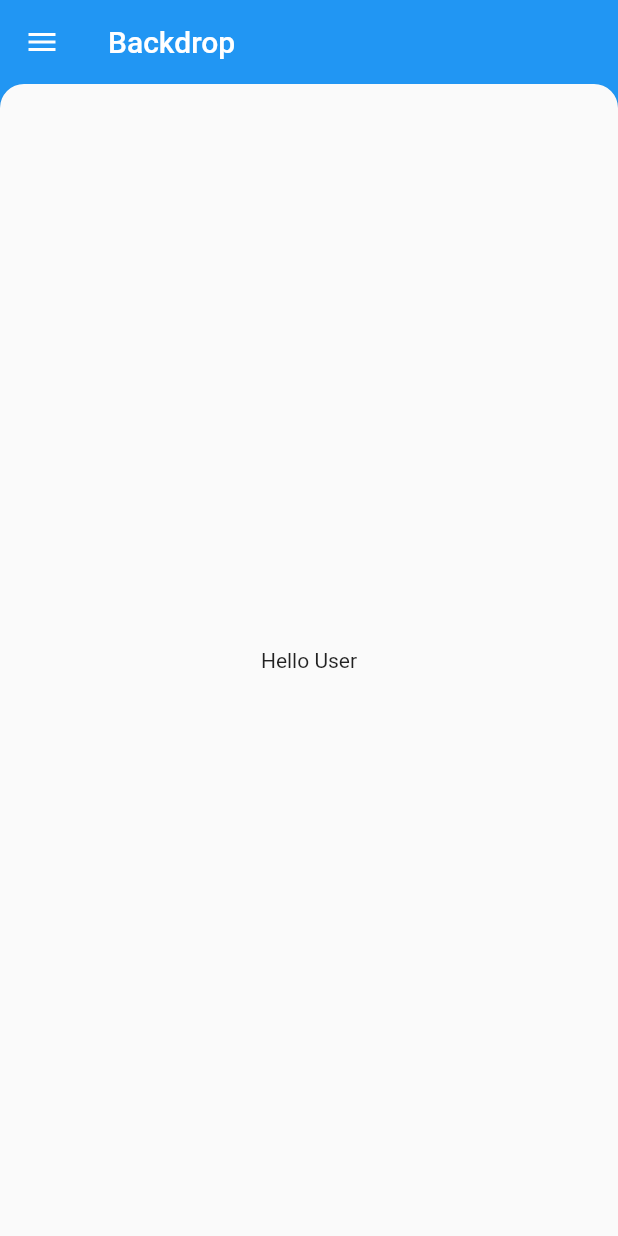
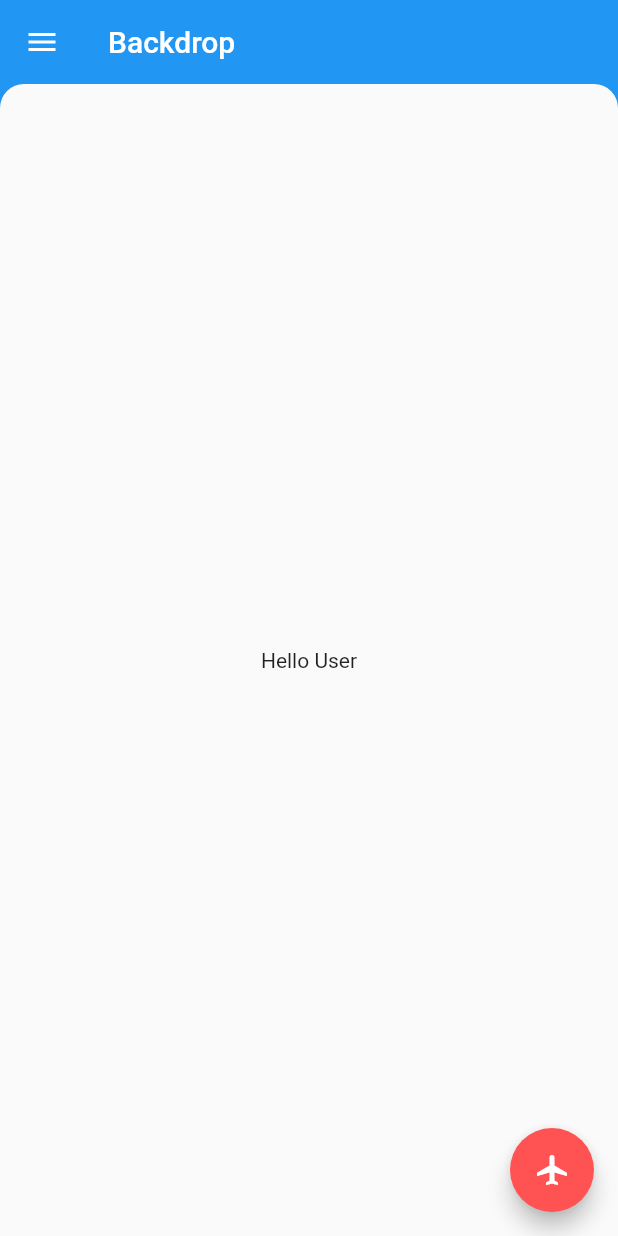
Before and after one commit to cyberianzed/-reinforce-flutter, a Flutter app: the screen it shows after launch, on a phone screen of 412 x 824 dp. Run offline on Flutter 3.47's test engine with Material 2 defaults, Android fonts, the light colour scheme and no system bars; drawn by our look-alikes of backdrop.

Commit message:
Backdrop scaffold in main

```diff
--- a/lib/main.dart
+++ b/lib/main.dart
@@ -1,29 +1,26 @@
 import 'package:backdrop/backdrop.dart';
 import 'package:flutter/material.dart';
 
-void main()=>runApp(MaterialApp(
-  home: Home()
-));
+void main() => runApp(
+      MaterialApp(
+        home: BackdropScaffold(
+          appBar: BackdropAppBar(
+            title: Text('Backdrop'),
+          ),
+          backLayer: const Center(child: Text('Hello')),
+          frontLayer: const Center(child: Text('Hello User')),
+          floatingActionButton: FloatingActionButton(
+            onPressed: () {},
+            child: Icon(Icons.airplanemode_on),
+            backgroundColor: Colors.redAccent,
+          ),
+        ),
+      ),
+    );
 
-class Home extends StatelessWidget{
-  @override
-  Widget build(BuildContext context){
-    return BackdropScaffold(
-      appBar: BackdropAppBar(
-        title: Text('Backdrop'),
-      ),
-
-      backLayer: const Center(
-      child: Text('Hello')),
-      frontLayer: const Center(
-      child: Text('Hello User')),
-
-
-    //  FloatingActionButton: FloatingActionButton(
-    //   onPressed: (){},
-    //   child:Icon(Icons.airplanemode_on),
-    // backgroundColor: Colors.redAccent,
-    // ),
-  );
-  }
-}
+// class Home extends StatelessWidget {
+//   @override
+//   Widget build(BuildContext context) {
+//     return;
+//   }
+// }
```
Also changed, not shown: 1 other file.
